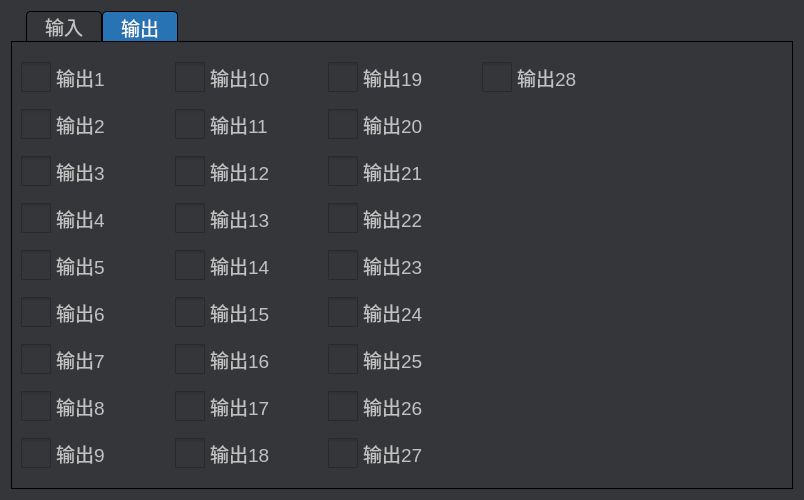
This is frm_monitor.ui in eeyoo/yunsheng as Qt 5 draws it before an edit. The edited form follows.
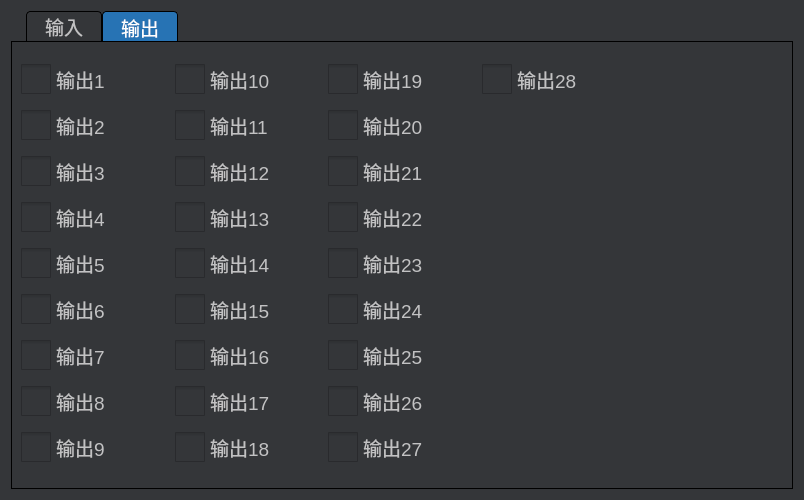
This is the edited form. The open tabs and pages were chosen to show the change. Icons and pictures are not drawn.

What changed in the file:
```diff
--- a/frm_monitor.ui
+++ b/frm_monitor.ui
@@ -545,9 +545,18 @@
        <string>输出</string>
       </attribute>
       <layout class="QGridLayout" name="gridLayout_2">
+       <property name="leftMargin">
+        <number>9</number>
+       </property>
+       <property name="topMargin">
+        <number>12</number>
+       </property>
        <property name="rightMargin">
         <number>166</number>
        </property>
+       <property name="bottomMargin">
+        <number>12</number>
+       </property>
        <property name="horizontalSpacing">
         <number>9</number>
        </property>
```
Left out of the diff: 2 changed lines with no effect on the pictures.
